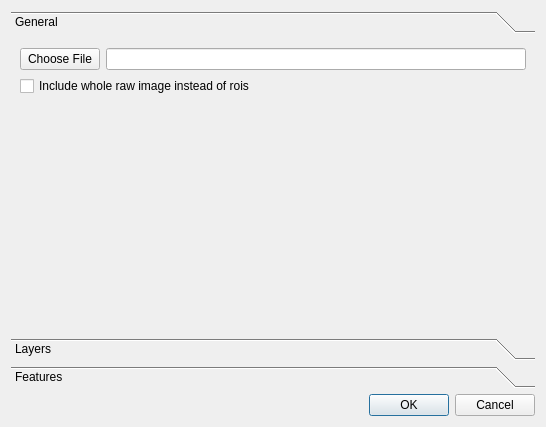
Qt form ilastik/widgets/exportToKnimeDialog.ui (ilastik/ilastik) before a commit.
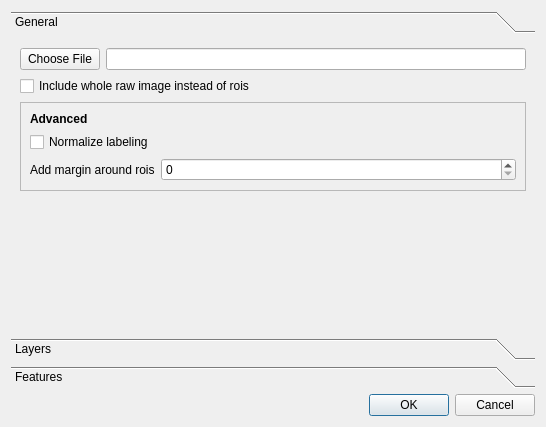
The same form after that commit.

Commit message: brief: exporting raw/labels works (normalized/margin)

```diff
--- a/ilastik/widgets/exportToKnimeDialog.ui
+++ b/ilastik/widgets/exportToKnimeDialog.ui
@@ -32,13 +32,9 @@
        <string>General</string>
       </attribute>
       <layout class="QFormLayout" name="formLayout">
-       <item row="0" column="1">
-        <widget class="QLineEdit" name="exportPath">
-         <property name="text">
-          <string/>
-         </property>
-        </widget>
-       </item>
+       <property name="fieldGrowthPolicy">
+        <enum>QFormLayout::AllNonFixedFieldsGrow</enum>
+       </property>
        <item row="0" column="0">
         <widget class="QPushButton" name="choosePath">
          <property name="text">
@@ -46,18 +42,92 @@
          </property>
         </widget>
        </item>
-       <item row="1" column="0" colspan="2">
+       <item row="0" column="1">
+        <widget class="QLineEdit" name="exportPath">
+         <property name="text">
+          <string/>
+         </property>
+        </widget>
+       </item>
+       <item row="2" column="0" colspan="2">
         <widget class="QCheckBox" name="includeRaw">
          <property name="text">
           <string>Include whole raw image instead of rois</string>
          </property>
         </widget>
        </item>
+       <item row="3" column="0" colspan="2">
+        <widget class="QFrame" name="frame">
+         <property name="minimumSize">
+          <size>
+           <width>20</width>
+           <height>20</height>
+          </size>
+         </property>
+         <property name="sizeIncrement">
+          <size>
+           <width>5</width>
+           <height>5</height>
+          </size>
+         </property>
+         <property name="baseSize">
+          <size>
+           <width>20</width>
+           <height>20</height>
+          </size>
+         </property>
+         <property name="frameShape">
+          <enum>QFrame::StyledPanel</enum>
+         </property>
+         <property name="frameShadow">
+          <enum>QFrame::Raised</enum>
+         </property>
+         <property name="lineWidth">
+          <number>10</number>
+         </property>
+         <layout class="QFormLayout" name="formLayout_2">
+          <item row="0" column="0">
+           <widget class="QLabel" name="advancedLabel">
+            <property name="styleSheet">
+             <string notr="true">font-weight: bold;</string>
+            </property>
+            <property name="text">
+             <string>Advanced</string>
+            </property>
+           </widget>
+          </item>
+          <item row="2" column="0">
+           <widget class="QCheckBox" name="normalizeLabeling">
+            <property name="text">
+             <string>Normalize labeling</string>
+            </property>
+           </widget>
+          </item>
+          <item row="3" column="0">
+           <widget class="QLabel" name="marginLabel">
+            <property name="text">
+             <string>Add margin around rois</string>
+            </property>
+           </widget>
+          </item>
+          <item row="3" column="1">
+           <widget class="QSpinBox" name="addMargin">
+            <property name="accelerated">
+             <bool>true</bool>
+            </property>
+            <property name="maximum">
+             <number>200</number>
+            </property>
+           </widget>
+          </item>
+         </layout>
+        </widget>
+       </item>
       </layout>
      </widget>
      <widget class="QWidget" name="layerBox">
       <property name="enabled">
-       <bool>false</bool>
+       <bool>true</bool>
       </property>
       <property name="geometry">
        <rect>
```
Left out of the diff: 16 changed lines with no effect on the pictures. The commit also changes 2 other files.
